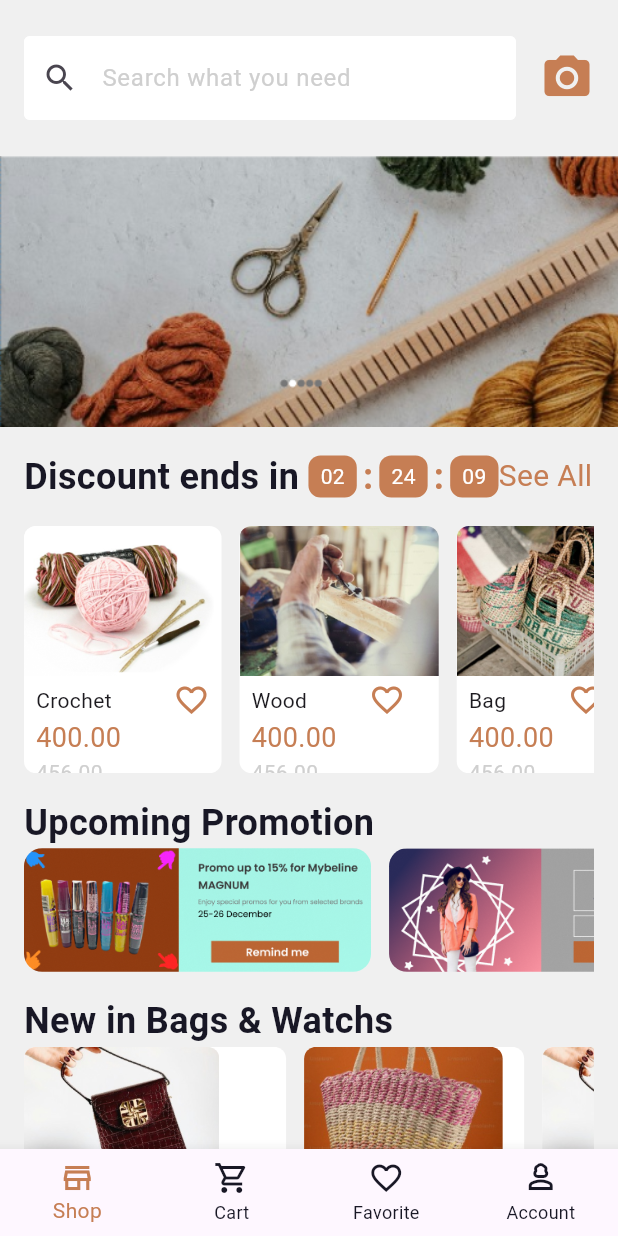
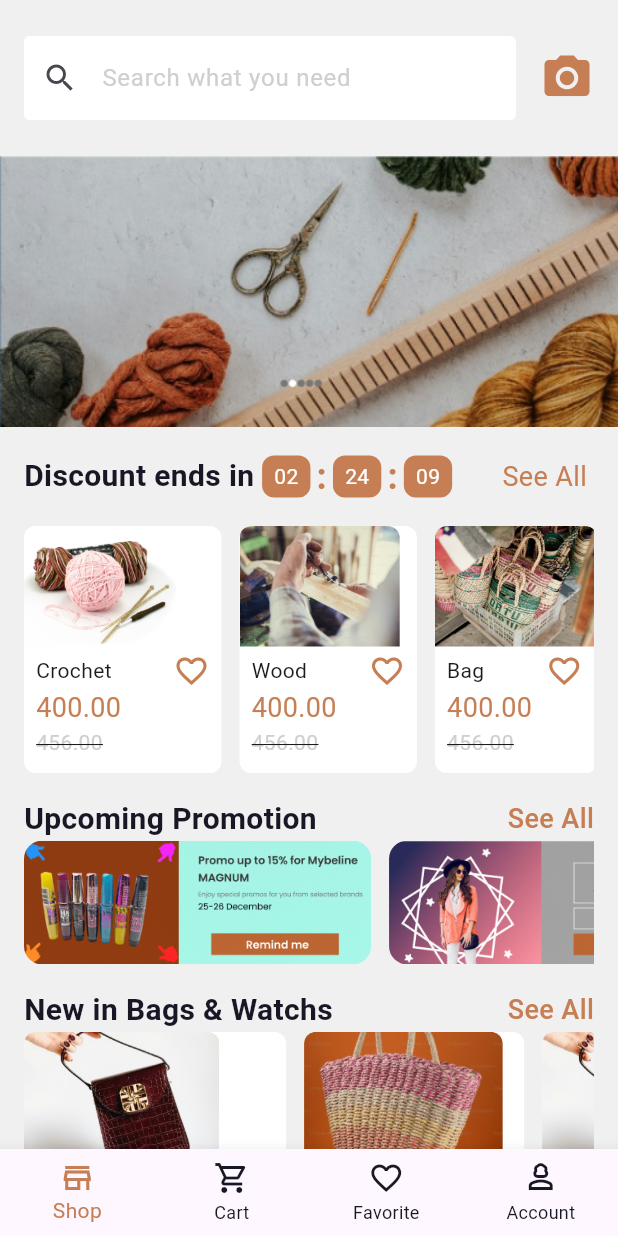
Before and after one commit to KareemFlutter/senior_code_task, a Flutter app: the screen it shows after launch, on a phone screen of 412 x 824 dp. Run offline on Flutter 3.47's test engine with Material 3 defaults, Android fonts, the phone set to English and light mode, and no system bars; our stand-ins replace bloc, flutter_bloc.

Commit message:
fix_some_rsponsive_issus

```diff
--- a/lib/Feature/home/presentation/views/home_screen.dart
+++ b/lib/Feature/home/presentation/views/home_screen.dart
@@ -1,5 +1,4 @@
 import 'package:flutter/material.dart';
-
 import 'package:senior_code_task/Feature/home/data/models/featured_model.dart';
 import 'package:senior_code_task/Feature/home/data/models/new_bags_model.dart';
 import 'package:senior_code_task/Feature/home/data/models/new_clothes_moddel.dart';
@@ -10,12 +9,11 @@ import 'package:senior_code_task/Feature/home/presentation/widget/custom_text_fr
 import 'package:senior_code_task/core/utils/app_color.dart';
 import 'package:senior_code_task/core/utils/app_images.dart';
 import 'package:senior_code_task/core/widget/custom_list_view_body.dart';
-
-import '../../../../core/widget/custom_app_text.dart';
 import '../../data/models/new_antiqes_model.dart';
 import '../../data/models/new_wedding_model.dart';
 import '../../data/models/software_service_model.dart';
 import '../widget/custom_discount_text_row.dart';
+import '../widget/custom_row_text.dart';
 
 class HomeScreen extends StatelessWidget {
   const HomeScreen({super.key});
@@ -72,7 +70,7 @@ class HomeScreen extends StatelessWidget {
                       ),
                     ),
                     const SizedBox(height: 16),
-                    const CustomAppText(text: "Upcoming Promotion"),
+                    const CustomRowText(text: "Upcoming Promotion"),
                     SizedBox(
                       height: MediaQuery.sizeOf(context).height * 0.1,
                       child: ListView.separated(
@@ -89,7 +87,7 @@ class HomeScreen extends StatelessWidget {
                       ),
                     ),
                     const SizedBox(height: 16),
-                    const CustomAppText(text: "New in Bags & Watchs"),
+                    const CustomRowText(text: "New in Bags & Watchs"),
                     SizedBox(
                       height: MediaQuery.sizeOf(context).height * 0.18,
                       child: ListView.separated(
@@ -108,7 +106,7 @@ class HomeScreen extends StatelessWidget {
                       ),
                     ),
                     const SizedBox(height: 16),
-                    const CustomAppText(text: "New in Crochet & Clothes"),
+                    const CustomRowText(text: "New in Crochet & Clothes"),
                     SizedBox(
                       height: MediaQuery.sizeOf(context).height * 0.18,
                       child: ListView.separated(
@@ -127,7 +125,7 @@ class HomeScreen extends StatelessWidget {
                       ),
                     ),
                     const SizedBox(height: 16),
-                    const CustomAppText(text: "New in Antiqes & Ceramic"),
+                    const CustomRowText(text: "New in Antiqes & Ceramic"),
                     SizedBox(
                       height: MediaQuery.sizeOf(context).height * 0.18,
                       child: ListView.separated(
@@ -146,7 +144,7 @@ class HomeScreen extends StatelessWidget {
                       ),
                     ),
                     const SizedBox(height: 16),
-                    const CustomAppText(text: "New in Wedding & Scoial Event"),
+                    const CustomRowText(text: "New in Wedding & Scoial Event"),
                     SizedBox(
                       height: MediaQuery.sizeOf(context).height * 0.18,
                       child: ListView.separated(
@@ -165,7 +163,7 @@ class HomeScreen extends StatelessWidget {
                       ),
                     ),
                     const SizedBox(height: 16),
-                    const CustomAppText(text: "Software Services"),
+                    const CustomRowText(text: "Software Service"),
                     SizedBox(
                       height: MediaQuery.sizeOf(context).height * 0.18,
                       child: ListView.separated(
--- a/lib/Feature/home/presentation/widget/custom_discount_text_row.dart
+++ b/lib/Feature/home/presentation/widget/custom_discount_text_row.dart
@@ -35,7 +35,7 @@ class CustomDiscountTextRow extends StatelessWidget {
           "See All ",
           style: TextStyle(
             color: AppColor.kprimaryColor,
-            fontSize: 20,
+            fontSize: 18,
           ),
         )
       ],
--- a/lib/Feature/home/presentation/widget/custom_featured_list_view.dart
+++ b/lib/Feature/home/presentation/widget/custom_featured_list_view.dart
@@ -1,5 +1,4 @@
 import 'package:flutter/material.dart';
-
 import '../../../../core/utils/app_color.dart';
 
 class CustomFeaturedListView extends StatelessWidget {
@@ -16,7 +15,8 @@ class CustomFeaturedListView extends StatelessWidget {
       child: Column(
         crossAxisAlignment: CrossAxisAlignment.start,
         children: [
-          Container(
+          Flexible(
+            child: Container(
               clipBehavior: Clip.antiAlias,
               decoration: const BoxDecoration(
                 borderRadius: BorderRadius.only(
@@ -28,8 +28,10 @@ class CustomFeaturedListView extends StatelessWidget {
                 fit: BoxFit.fill,
               ),
             ),
+          ),
           const SizedBox(height: 4),
-          Padding(
+          Flexible(
+            child: Padding(
               padding: const EdgeInsets.symmetric(horizontal: 8.0),
               child: Column(
                 crossAxisAlignment: CrossAxisAlignment.start,
@@ -64,6 +66,7 @@ class CustomFeaturedListView extends StatelessWidget {
                 ],
               ),
             ),
+          ),
         ],
       ),
     );
--- /dev/null
+++ b/lib/Feature/home/presentation/widget/custom_row_text.dart
@@ -0,0 +1,30 @@
+import 'package:flutter/material.dart';
+
+import '../../../../core/utils/app_color.dart';
+import '../../../../core/widget/custom_app_text.dart';
+
+class CustomRowText extends StatelessWidget {
+  final String text;
+  const CustomRowText({super.key, required this.text});
+
+  @override
+  Widget build(BuildContext context) {
+    return Row(
+      mainAxisAlignment: MainAxisAlignment.spaceBetween,
+      children: [
+        Flexible(
+          flex: 4,
+          child: CustomAppText(text: text),
+        ),
+        const Flexible(
+          child: CustomAppText(
+            text: "See All",
+            textColor: AppColor.kprimaryColor,
+            fontWeight: FontWeight.w500,
+            fontSize: 18,
+          ),
+        )
+      ],
+    );
+  }
+}
--- a/lib/core/widget/custom_app_text.dart
+++ b/lib/core/widget/custom_app_text.dart
@@ -4,16 +4,24 @@ import '../utils/app_color.dart';
 
 class CustomAppText extends StatelessWidget {
   final String text;
-  const CustomAppText({super.key, required this.text});
+  final Color? textColor;
+  final double? fontSize;
+  final FontWeight? fontWeight;
+  const CustomAppText(
+      {super.key,
+      required this.text,
+      this.textColor,
+      this.fontSize,
+      this.fontWeight});
 
   @override
   Widget build(BuildContext context) {
     return Text(
       text,
-      style: const TextStyle(
-        color: AppColor.black,
-        fontSize: 24,
-        fontWeight: FontWeight.bold,
+      style: TextStyle(
+        color: textColor ?? AppColor.black,
+        fontSize: fontSize ?? 20,
+        fontWeight: fontWeight ?? FontWeight.bold,
       ),
     );
   }
```
Lines whose indentation alone changed are shown as unchanged.
